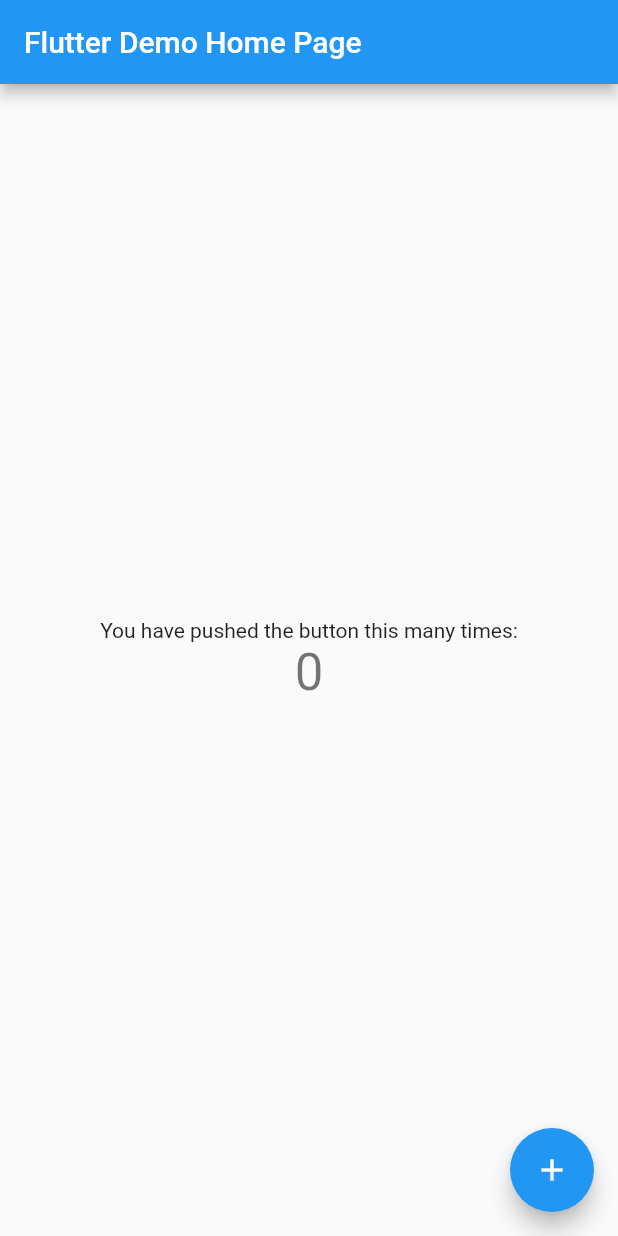
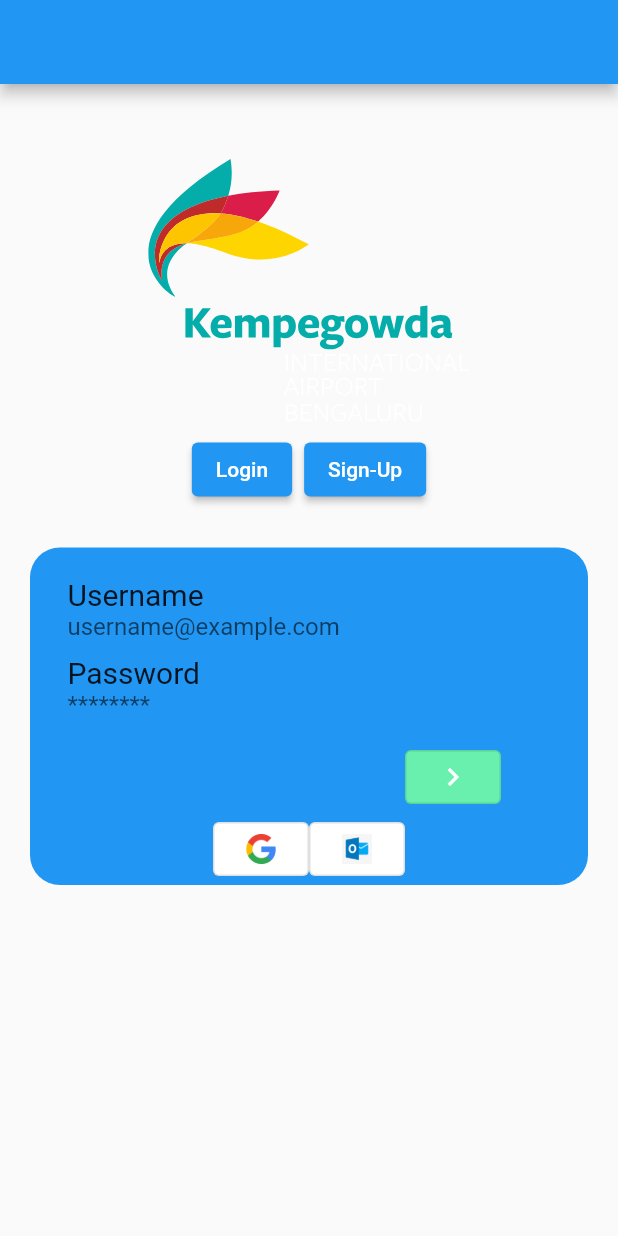
Before and after one commit to Naman-5/BialApp, a Flutter app: the screen it shows after launch, on a phone screen of 412 x 824 dp. Run offline on Flutter 3.47's test engine with Material 2 defaults, Android fonts, the phone set to English and light mode, and no system bars; our stand-ins replace flutter_svg.

Commit message:
Working on the login page
Issue -> #8 User registration page
Label -> User-Interface

```diff
--- a/genie/lib/main.dart
+++ b/genie/lib/main.dart
@@ -1,115 +1,9 @@
 import 'package:flutter/material.dart';
+import 'sign_up.dart';
 
 void main() {
-  runApp(const MyApp());
+  runApp(const MaterialApp(
+    debugShowCheckedModeBanner: false,
+    home: SignUP(),
+  ));
 }
-
-class MyApp extends StatelessWidget {
-  const MyApp({Key? key}) : super(key: key);
-
-  // This widget is the root of your application.
-  @override
-  Widget build(BuildContext context) {
-    return MaterialApp(
-      title: 'Flutter Demo',
-      theme: ThemeData(
-        // This is the theme of your application.
-        //
-        // Try running your application with "flutter run". You'll see the
-        // application has a blue toolbar. Then, without quitting the app, try
-        // changing the primarySwatch below to Colors.green and then invoke
-        // "hot reload" (press "r" in the console where you ran "flutter run",
-        // or simply save your changes to "hot reload" in a Flutter IDE).
-        // Notice that the counter didn't reset back to zero; the application
-        // is not restarted.
-        primarySwatch: Colors.blue,
-      ),
-      home: const MyHomePage(title: 'Flutter Demo Home Page'),
-    );
-  }
-}
-
-class MyHomePage extends StatefulWidget {
-  const MyHomePage({Key? key, required this.title}) : super(key: key);
-
-  // This widget is the home page of your application. It is stateful, meaning
-  // that it has a State object (defined below) that contains fields that affect
-  // how it looks.
-
-  // This class is the configuration for the state. It holds the values (in this
-  // case the title) provided by the parent (in this case the App widget) and
-  // used by the build method of the State. Fields in a Widget subclass are
-  // always marked "final".
-
-  final String title;
-
-  @override
-  State<MyHomePage> createState() => _MyHomePageState();
-}
-
-class _MyHomePageState extends State<MyHomePage> {
-  int _counter = 0;
-
-  void _incrementCounter() {
-    setState(() {
-      // This call to setState tells the Flutter framework that something has
-      // changed in this State, which causes it to rerun the build method below
-      // so that the display can reflect the updated values. If we changed
-      // _counter without calling setState(), then the build method would not be
-      // called again, and so nothing would appear to happen.
-      _counter++;
-    });
-  }
-
-  @override
-  Widget build(BuildContext context) {
-    // This method is rerun every time setState is called, for instance as done
-    // by the _incrementCounter method above.
-    //
-    // The Flutter framework has been optimized to make rerunning build methods
-    // fast, so that you can just rebuild anything that needs updating rather
-    // than having to individually change instances of widgets.
-    return Scaffold(
-      appBar: AppBar(
-        // Here we take the value from the MyHomePage object that was created by
-        // the App.build method, and use it to set our appbar title.
-        title: Text(widget.title),
-      ),
-      body: Center(
-        // Center is a layout widget. It takes a single child and positions it
-        // in the middle of the parent.
-        child: Column(
-          // Column is also a layout widget. It takes a list of children and
-          // arranges them vertically. By default, it sizes itself to fit its
-          // children horizontally, and tries to be as tall as its parent.
-          //
-          // Invoke "debug painting" (press "p" in the console, choose the
-          // "Toggle Debug Paint" action from the Flutter Inspector in Android
-          // Studio, or the "Toggle Debug Paint" command in Visual Studio Code)
-          // to see the wireframe for each widget.
-          //
-          // Column has various properties to control how it sizes itself and
-          // how it positions its children. Here we use mainAxisAlignment to
-          // center the children vertically; the main axis here is the vertical
-          // axis because Columns are vertical (the cross axis would be
-          // horizontal).
-          mainAxisAlignment: MainAxisAlignment.center,
-          children: <Widget>[
-            const Text(
-              'You have pushed the button this many times:',
-            ),
-            Text(
-              '$_counter',
-              style: Theme.of(context).textTheme.headline4,
-            ),
-          ],
-        ),
-      ),
-      floatingActionButton: FloatingActionButton(
-        onPressed: _incrementCounter,
-        tooltip: 'Increment',
-        child: const Icon(Icons.add),
-      ), // This trailing comma makes auto-formatting nicer for build methods.
-    );
-  }
-}
--- /dev/null
+++ b/genie/lib/sign_up.dart
@@ -0,0 +1,234 @@
+import 'package:flutter/material.dart';
+import 'package:flutter_svg/flutter_svg.dart';
+
+const _airportLogoPath = "ImageAssets/airport_logo.svg";
+const _googleLogo = 'ImageAssets/googleLogo.png';
+const _outlookLogo = 'ImageAssets/outlookLogo.jpeg';
+
+class SignUP extends StatelessWidget {
+  const SignUP({Key? key}) : super(key: key);
+
+  @override
+  Widget build(BuildContext context) {
+    return Scaffold(
+      appBar: AppBar(),
+      body: _SignUpUI(),
+    );
+  }
+}
+
+class _SignUpUI extends StatelessWidget {
+  @override
+  Widget build(BuildContext context) {
+    return Column(
+      children: <Widget>[
+        const SizedBox(
+          height: 50,
+        ),
+        Flexible(
+          flex: 0,
+          child: SvgPicture.asset(
+            _airportLogoPath,
+            height: 175,
+          ),
+          fit: FlexFit.tight,
+        ),
+        Flexible(
+          flex: 0,
+          child: _SignUpTab(),
+          fit: FlexFit.tight,
+        ),
+      ],
+    );
+  }
+}
+
+class _SignUpTab extends StatefulWidget {
+  @override
+  State<StatefulWidget> createState() => _SignUpTabState();
+}
+
+class _SignUpTabState extends State<_SignUpTab> with TickerProviderStateMixin {
+  // variables loginIdentifier and signUPIdentifier are used for comparisons
+  // in the switchSection function
+
+  final loginIdentifier = "Login";
+  final signUPIdentifier = "Sign-Up";
+  var defaultOption = "Login";
+
+  // switchSection function identifies the section to display (login or sign-up)
+  // and then sets state to reload the class
+  void switchSection(var currentSection) {
+    if (currentSection == loginIdentifier &&
+        defaultOption == signUPIdentifier) {
+      defaultOption = loginIdentifier;
+    }
+    if (currentSection == signUPIdentifier &&
+        defaultOption == loginIdentifier) {
+      defaultOption = signUPIdentifier;
+    }
+    setState(() {});
+  }
+
+  @override
+  Widget build(BuildContext context) {
+    return Column(
+      children: [
+        Center(
+          child: ButtonBar(
+            mainAxisSize: MainAxisSize.min,
+            children: [
+              ElevatedButton(
+                  onPressed: () {
+                    switchSection(loginIdentifier);
+                  },
+                  child: const Text("Login")),
+              ElevatedButton(
+                  onPressed: () {
+                    switchSection(signUPIdentifier);
+                  },
+                  child: const Text("Sign-Up"))
+            ],
+          ),
+        ),
+        (defaultOption == loginIdentifier)
+            ? SingleChildScrollView(
+                child: _LoginSectionUI(),
+              )
+            : Column(
+                children: const [Text("Sign-up")],
+              ),
+      ],
+    );
+  }
+}
+
+class _LoginSectionUI extends StatelessWidget {
+  final userNameController = TextEditingController();
+  final passwordController = TextEditingController();
+  var _providedUserName;
+  var _providedPassword;
+  @override
+  Widget build(BuildContext context) {
+    return Container(
+      margin: const EdgeInsets.fromLTRB(20, 20, 20, 20),
+      decoration: BoxDecoration(
+          color: Colors.blue, borderRadius: BorderRadius.circular(20)),
+      child: Column(
+        children: <Widget>[
+          const SizedBox(
+            height: 20,
+          ),
+          Row(
+            children: const [
+              SizedBox(
+                width: 25,
+              ),
+              Text(
+                "Username",
+                style: TextStyle(fontSize: 20),
+              ),
+            ],
+          ),
+          Row(
+            children: [
+              const SizedBox(
+                width: 25,
+              ),
+              Expanded(
+                child: TextField(
+                  cursorColor: Colors.white,
+                  decoration: const InputDecoration.collapsed(
+                      hintText: 'username@example.com',
+                      fillColor: Colors.white),
+                  onChanged: (String text) {
+                    _providedUserName = text;
+                  },
+                  controller: userNameController,
+                ),
+              )
+            ],
+          ),
+          const SizedBox(
+            height: 10,
+          ),
+          Row(
+            children: const [
+              SizedBox(
+                width: 25,
+              ),
+              Text(
+                "Password",
+                style: TextStyle(fontSize: 20),
+              ),
+            ],
+          ),
+          Row(
+            children: [
+              const SizedBox(
+                width: 25,
+              ),
+              Expanded(
+                child: TextField(
+                  cursorColor: Colors.white,
+                  obscureText: true,
+                  enableSuggestions: false,
+                  decoration: const InputDecoration.collapsed(
+                      hintText: '********', fillColor: Colors.white),
+                  onChanged: (String text) {
+                    _providedPassword = text;
+                  },
+                  controller: passwordController,
+                ),
+              )
+            ],
+          ),
+          const SizedBox(
+            height: 15,
+          ),
+          Row(
+            children: [
+              const SizedBox(
+                width: 250,
+              ),
+              OutlinedButton(
+                  onPressed: () {
+                    userNameController.clear();
+                    passwordController.clear();
+                  },
+                  child: const Icon(
+                    Icons.navigate_next,
+                    color: Colors.white,
+                  ),
+                  style: OutlinedButton.styleFrom(
+                      backgroundColor: Colors.greenAccent)),
+            ],
+          ),
+          Row(
+            mainAxisAlignment: MainAxisAlignment.center,
+            children: [
+              OutlinedButton(
+                onPressed: () {},
+                child: const Image(
+                  image: AssetImage(_googleLogo),
+                  width: 20,
+                  height: 20,
+                ),
+                style: OutlinedButton.styleFrom(backgroundColor: Colors.white),
+              ),
+              OutlinedButton(
+                onPressed: () {},
+                child: const Image(
+                  image: AssetImage(_outlookLogo),
+                  width: 20,
+                  height: 20,
+                ),
+                style: OutlinedButton.styleFrom(backgroundColor: Colors.white),
+              )
+            ],
+          ),
+        ],
+      ),
+    );
+  }
+}
```
Also changed, not shown: genie/pubspec.yaml (+7 -3 lines), genie/ImageAssets/airport_logo.jpeg (added), genie/ImageAssets/airport_logo.svg (added), genie/ImageAssets/googleLogo.png (added), genie/ImageAssets/hackathon_banner.png (renamed from ImageAssets/hackathon_banner.png), genie/ImageAssets/outlookLogo.jpeg (added), genie/ImageAssets/outlookLogo.png (added), genie/pubspec.lock, 1 other file.
